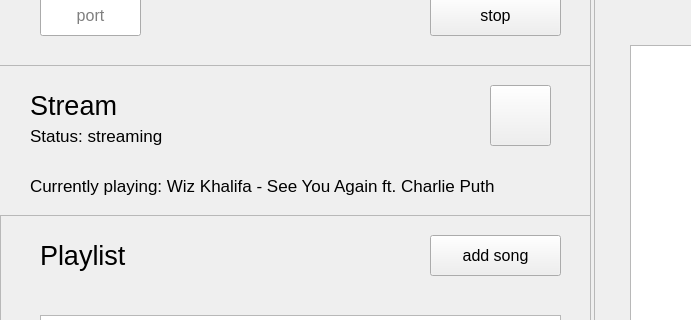
Above: Server/server.ui from MartinMinkov/Comm-Audio before the change; both pictures show x 0 to 691 and y 95 to 415 of the 902 by 734 pixel window. Below: the same form after it.
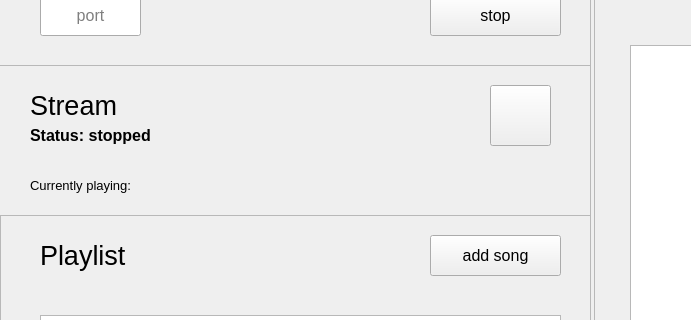
That is the form after the change. Icons and pictures are not drawn.

Commit message: Server stream labels now reflect the current song playing.  Changed playermanager to inherit from QObject to allow slot connections.  Added QObject macro to testbuff to allow for slot connections.

The edit to the form file:
```diff
--- a/Server/server.ui
+++ b/Server/server.ui
@@ -152,12 +152,14 @@
     <property name="font">
      <font>
       <family>Segoe UI</family>
-      <pointsize>13</pointsize>
+      <pointsize>12</pointsize>
+      <weight>75</weight>
+      <bold>true</bold>
       <stylestrategy>PreferAntialias</stylestrategy>
      </font>
     </property>
     <property name="text">
-     <string>Status: streaming</string>
+     <string>Status: stopped</string>
     </property>
    </widget>
    <widget class="QLabel" name="label_server_stream_current">
@@ -172,12 +174,12 @@
     <property name="font">
      <font>
       <family>Segoe UI</family>
-      <pointsize>13</pointsize>
+      <pointsize>10</pointsize>
       <stylestrategy>PreferAntialias</stylestrategy>
      </font>
     </property>
     <property name="text">
-     <string>Currently playing: Wiz Khalifa - See You Again ft. Charlie Puth</string>
+     <string>Currently playing:</string>
     </property>
    </widget>
    <widget class="QPushButton" name="button_start_stream">
```
The commit also changes 8 other files.
